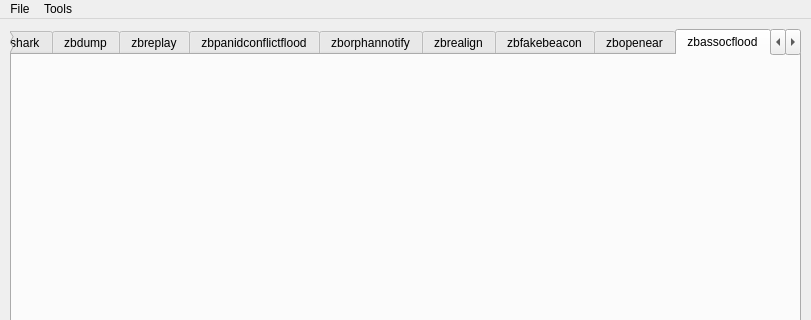
The window that UI/main.ui (attify/Attify-Zigbee-Framework) describes before a commit, drawn with Qt 5; both pictures show x 0 to 811 and y 0 to 320 of the 811 by 613 pixel window.
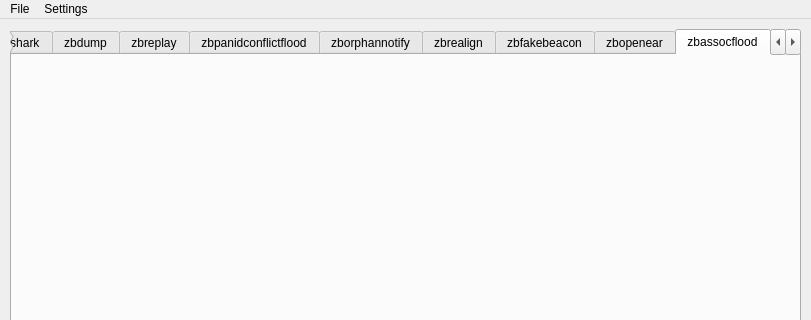
The same window after the commit. The open tabs and pages were chosen to show the change.

The edit to the form file:
```diff
--- a/UI/main.ui
+++ b/UI/main.ui
@@ -124,7 +124,7 @@
    </widget>
    <widget class="QMenu" name="menuView">
     <property name="title">
-     <string>Tools</string>
+     <string>Settings</string>
     </property>
    </widget>
    <addaction name="menuFile"/>
```
Left out of the diff: 23 changed lines with no effect on the pictures.
